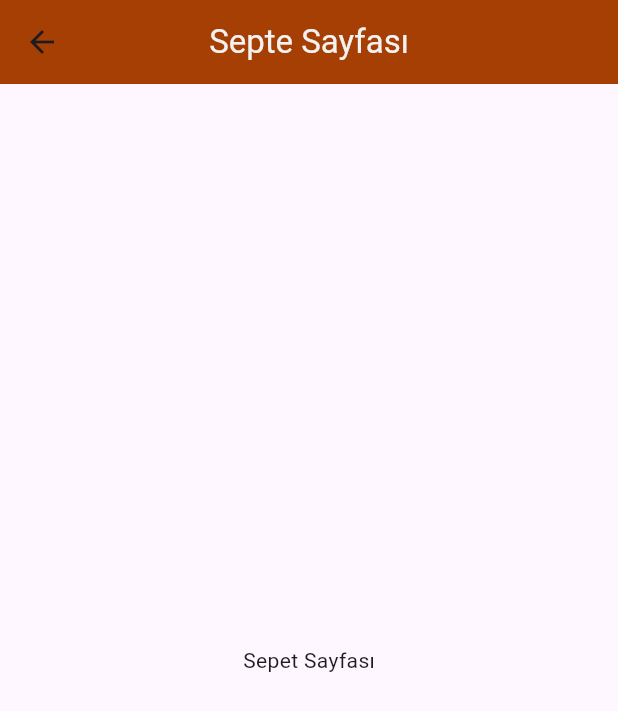
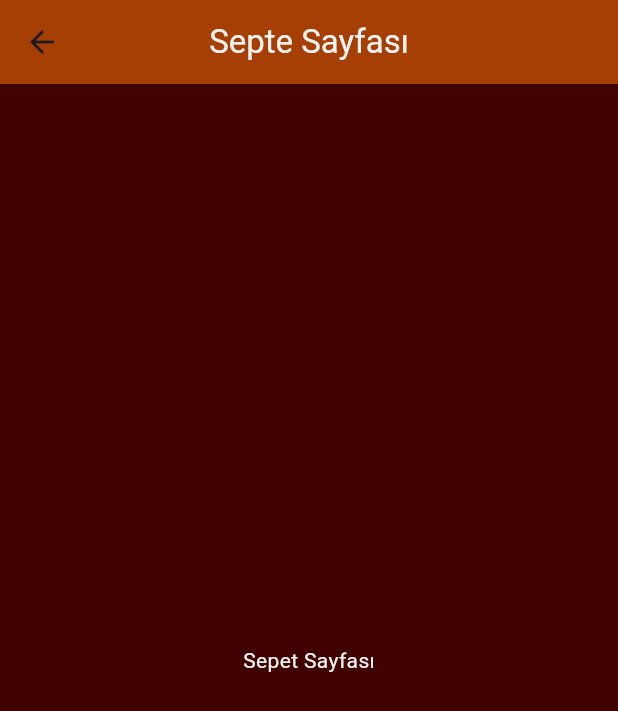
Before and after one commit to nrlhhlcn/yemekFlutter, a Flutter app: the SepetSayfa screen opened directly, on a phone screen of 412 x 824 dp. Shown: the top 711 px of the screen. Run offline on Flutter 3.47's test engine with Material 3 defaults, Android fonts, the light colour scheme and no system bars.

Commit message:
sepet sayfası üzerinde çalışıldı

```diff
--- a/lib/sepet_sayfa.dart
+++ b/lib/sepet_sayfa.dart
@@ -13,6 +13,7 @@ class _SepetSayfaState extends State<SepetSayfa> {
   Widget build(BuildContext context) {
     return Center(
       child: Scaffold(
+        backgroundColor: temaRengi,
         appBar: AppBar(
           title: Text(
             "Septe Sayfası",
@@ -21,8 +22,11 @@ class _SepetSayfaState extends State<SepetSayfa> {
           backgroundColor: appbarRengi,
           centerTitle: true,
         ),
-        body: const Center(
-          child: Text("Sepet Sayfası"),
+        body: Center(
+          child: Text(
+            "Sepet Sayfası",
+            style: TextStyle(color: yaziRengi),
+          ),
         ),
       ),
     );
--- a/lib/yemek_detay.dart
+++ b/lib/yemek_detay.dart
@@ -122,6 +122,7 @@ class _SepetSayfaState extends State<SepetSayfa> {
           backgroundColor: Colors.red,
         ),
       );
+
     } else {
       showDialog(
           barrierDismissible: false,
```
Also changed, not shown: lib/sepet_ekle.dart (added, +10 -0 lines).
